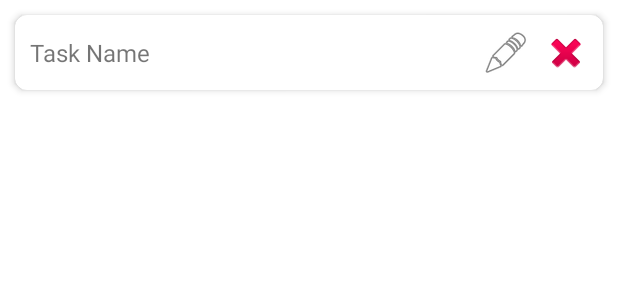
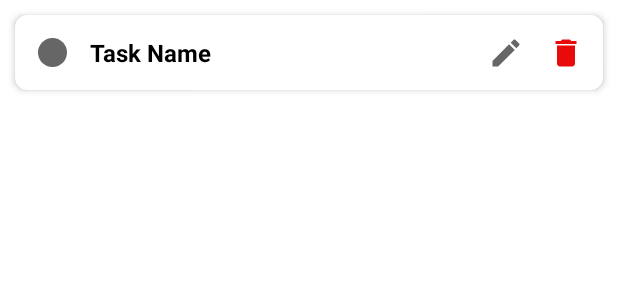
Before and after one commit to rajansurani/todo-app, an Android app: the layout item_row.xml on its own in the app's theme, with its tools: preview values and no code run, on a phone screen of 412 x 824 dp. Shown: the top 300 px of the screen. Run offline under Robolectric (Android 15) with nearby library versions, the phone set to English and light mode, and no system bars; network calls fail.

Commit message:
minor changes

```diff
--- a/app/src/main/java/com/example/todoapp/activity/EditTodoActivity.java
+++ b/app/src/main/java/com/example/todoapp/activity/EditTodoActivity.java
@@ -105,7 +105,7 @@ public class EditTodoActivity extends AppCompatActivity {
             dataAccess.addTodo(todo, v->finish());
           else
               dataAccess.updateTodo(todo, v->finish());
-
+          Toast.makeText(this, "Task Saved", Toast.LENGTH_SHORT).show();
           finish();
       }
 
--- a/app/src/main/java/com/example/todoapp/activity/ViewActivity.java
+++ b/app/src/main/java/com/example/todoapp/activity/ViewActivity.java
@@ -130,7 +130,7 @@ public class ViewActivity extends AppCompatActivity {
                         }
                     }
 
-                    todoadapter = new TodoListAdapter(View.this, R.layout.item_row,todolist);
+                    todoadapter = new TodoListAdapter(ViewActivity.this, R.layout.item_row,todolist);
                     recyclerView.setAdapter(todoadapter);
 
 
@@ -148,7 +148,7 @@ public class ViewActivity extends AppCompatActivity {
             queue.add(jsonobjectRequest);
         }else
         {
-            todoadapter = new TodoListAdapter(View.this, R.layout.item_row,DataAccess.getInstance(this).getTodoList());
+            todoadapter = new TodoListAdapter(ViewActivity.this, R.layout.item_row,DataAccess.getInstance(this).getTodoList());
             recyclerView.setAdapter(todoadapter);
         }
 
--- /dev/null
+++ b/app/src/main/res/drawable/circle_grey.xml
@@ -0,0 +1,12 @@
+<?xml version="1.0" encoding="utf-8"?>
+<shape
+    xmlns:android="http://schemas.android.com/apk/res/android"
+    android:shape="oval">
+
+    <solid
+        android:color="#666666"/>
+
+    <size
+        android:width="120dp"
+        android:height="120dp"/>
+</shape>
--- /dev/null
+++ b/app/src/main/res/drawable/ic_baseline_delete_24.xml
@@ -0,0 +1,5 @@
+<vector android:height="24dp" android:tint="#E90B0B"
+    android:viewportHeight="24" android:viewportWidth="24"
+    android:width="24dp" xmlns:android="http://schemas.android.com/apk/res/android">
+    <path android:fillColor="@android:color/white" android:pathData="M6,19c0,1.1 0.9,2 2,2h8c1.1,0 2,-0.9 2,-2V7H6v12zM19,4h-3.5l-1,-1h-5l-1,1H5v2h14V4z"/>
+</vector>
--- /dev/null
+++ b/app/src/main/res/drawable/ic_baseline_edit_24.xml
@@ -0,0 +1,10 @@
+<vector xmlns:android="http://schemas.android.com/apk/res/android"
+    android:width="24dp"
+    android:height="24dp"
+    android:viewportWidth="24"
+    android:viewportHeight="24"
+    android:tint="?attr/colorControlNormal">
+  <path
+      android:fillColor="@android:color/white"
+      android:pathData="M3,17.25V21h3.75L17.81,9.94l-3.75,-3.75L3,17.25zM20.71,7.04c0.39,-0.39 0.39,-1.02 0,-1.41l-2.34,-2.34c-0.39,-0.39 -1.02,-0.39 -1.41,0l-1.83,1.83 3.75,3.75 1.83,-1.83z"/>
+</vector>
--- a/app/src/main/res/layout/item_row.xml
+++ b/app/src/main/res/layout/item_row.xml
@@ -23,12 +23,22 @@
                 android:orientation="horizontal"
                 android:gravity="center_vertical">
 
+                <ImageView
+                    android:id="@+id/ivStatus"
+                    android:layout_width="30dp"
+                    android:layout_height="match_parent"
+                    android:padding="5dp"
+                    android:src="@drawable/circle_grey"/>
+
                 <TextView
                     android:id="@+id/taskname"
                     android:layout_width="wrap_content"
                     android:layout_height="wrap_content"
                     android:text="Task Name"
+                    android:textStyle="bold"
                     android:textSize="16sp"
+                    android:textColor="@color/black"
+                    android:layout_marginLeft="10dp"
                     android:layout_weight="1"/>
 
                 <ImageButton
@@ -36,7 +46,7 @@
                     android:layout_width="30dp"
                     android:layout_height="30dp"
                     android:backgroundTint="@android:color/transparent"
-                    app:srcCompat="@android:drawable/ic_menu_edit"/>
+                    app:srcCompat="@drawable/ic_baseline_edit_24"/>
 
                 <ImageButton
                     android:id="@+id/deleteimgbtn"
@@ -44,7 +54,7 @@
                     android:layout_height="30dp"
                     android:backgroundTint="@android:color/transparent"
                     android:layout_marginLeft="10dp"
-                    app:srcCompat="@android:drawable/ic_delete"/>
+                    app:srcCompat="@drawable/ic_baseline_delete_24"/>
 
             </LinearLayout>
 
@@ -58,23 +68,54 @@
                 <View
                     android:layout_width="match_parent"
                     android:layout_height="1dp"
-                    android:background="@color/black"/>
+                    android:background="@color/grey"
+                    android:layout_marginTop="5dp"/>
+
+                <LinearLayout
+                    android:layout_width="match_parent"
+                    android:layout_height="wrap_content"
+                    android:orientation="horizontal"
+                    android:layout_marginTop="10dp">
+
+                    <TextView
+                        android:layout_width="wrap_content"
+                        android:layout_height="wrap_content"
+                        android:text="Task Details: "
+                        android:textStyle="bold" />
 
                     <TextView
                         android:id="@+id/taskdetail"
                         android:layout_width="wrap_content"
                         android:layout_height="wrap_content"
                         android:text="Detail"
-                    android:layout_marginTop="10dp"
-                    />
+                        android:layout_weight="1"/>
+
+                </LinearLayout>
+
+
+                <LinearLayout
+                    android:layout_width="match_parent"
+                    android:layout_height="wrap_content"
+                    android:orientation="horizontal"
+                    android:layout_marginTop="10dp">
+
+                    <TextView
+                        android:layout_width="wrap_content"
+                        android:layout_height="wrap_content"
+                        android:text="Task Status: "
+                        android:textStyle="bold" />
 
                     <TextView
                         android:id="@+id/taskstatus"
                         android:layout_width="wrap_content"
                         android:layout_height="wrap_content"
                         android:text="Status"
-                    android:layout_marginTop="10dp"
-                    />
+                        android:layout_weight="1" />
+
+                </LinearLayout>
+
+
+
 
             </LinearLayout>
 
--- a/app/src/main/res/values/colors.xml
+++ b/app/src/main/res/values/colors.xml
@@ -7,4 +7,7 @@
     <color name="teal_700">#FF018786</color>
     <color name="black">#FF000000</color>
     <color name="white">#FFFFFFFF</color>
+    <color name="grey">#666666</color>
+    <color name="green">#008000</color>
+    <color name="red">#E90B0B</color>
 </resources>
```
Also changed, not shown: app/src/main/java/com/example/todoapp/adapter/TodoListAdapter.java (+48 -4 lines), app/src/main/java/com/example/todoapp/database/DataAccess.java (+25 -33 lines). Lines whose indentation alone changed are shown as unchanged.
